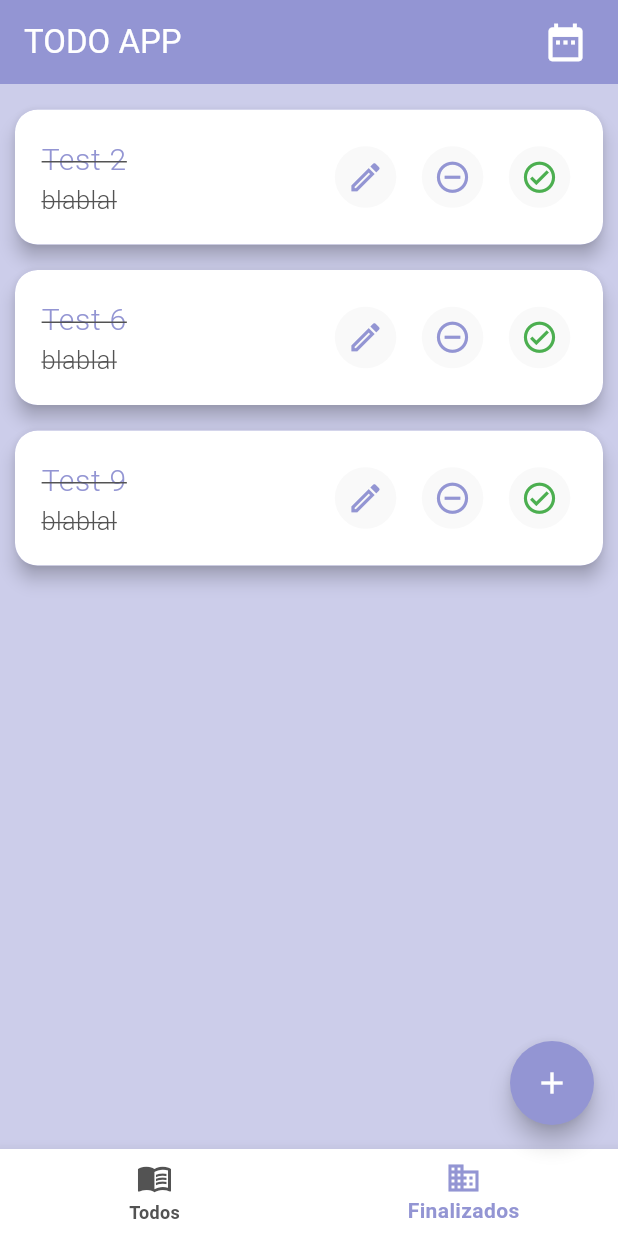
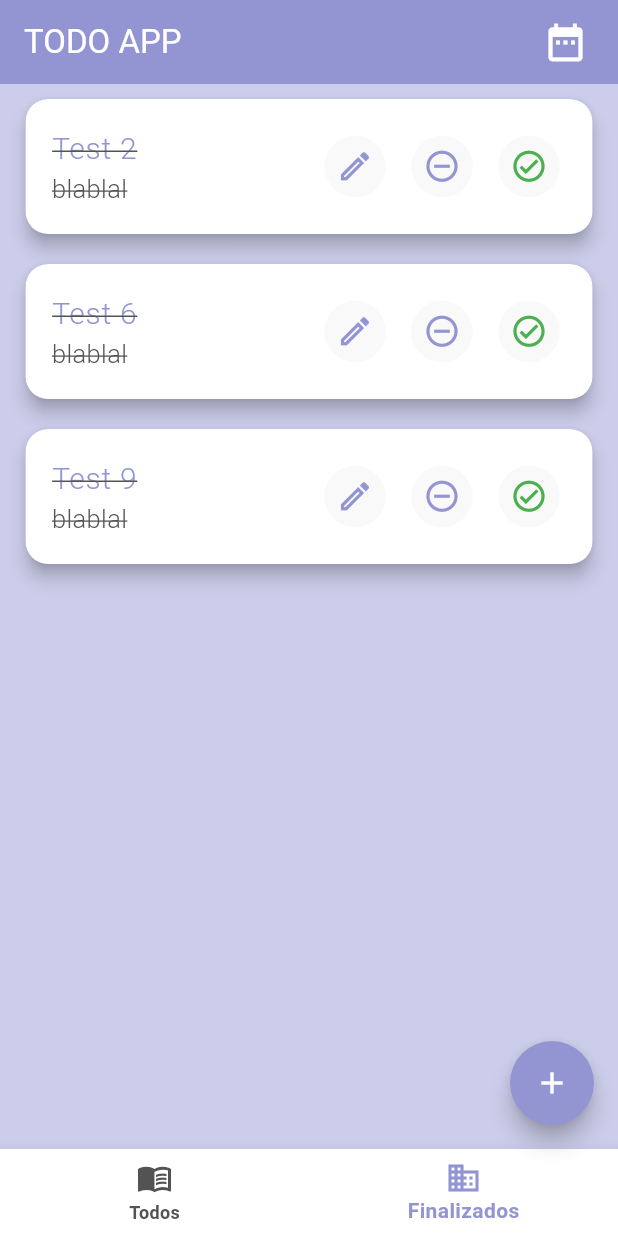
Before and after one commit to gabrielnavas/todo_flutter_app, a Flutter app: the screen it shows after launch, item 2 of the bottom bar chosen, on a phone screen of 412 x 824 dp. Run offline on Flutter 3.47's test engine with Material 3 defaults, Android fonts, the phone set to English and light mode, and no system bars.

Commit message:
change margin todo item card

```diff
--- a/lib/widgets/todo_item.dart
+++ b/lib/widgets/todo_item.dart
@@ -18,7 +18,7 @@ class TodoItem extends StatelessWidget {
 
     return Card(
       elevation: 5,
-      margin: const EdgeInsets.only(left: 10, right: 10, top: 17),
+      margin: const EdgeInsets.symmetric(vertical: 10, horizontal: 17),
       shape: RoundedRectangleBorder(
         borderRadius: BorderRadius.circular(15),
       ),
```
